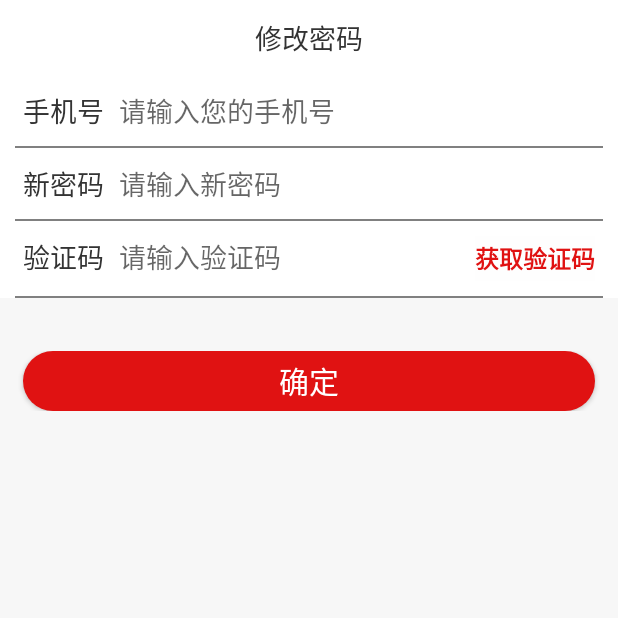
After one commit to FordGT40/DaidaHaiProject, an Android app: the FindPswActivity screen opened directly, with no data from a screen before it, on a phone screen of 412 x 824 dp, the top half of it. The commit adds this screen. Run offline under Robolectric (Android 15) with nearby library versions, the phone set to English and light mode, and no system bars; our stand-ins replace ButterKnife; libraries missing offline, so code that uses them is left out: com.lzy.okgo.

Commit message:
找回密码页面部分，除了注册接口raw不通之外都可以了

```diff
--- a/app/src/main/java/com/wisdom/project/AppApplication.kt
+++ b/app/src/main/java/com/wisdom/project/AppApplication.kt
@@ -1,6 +1,5 @@
 package com.wisdom
 
-import android.annotation.SuppressLint
 import android.app.Application
 import android.app.NotificationManager
 import android.content.Context
@@ -16,8 +15,6 @@ import com.wisdom.project.R
 import com.wisdom.project.login.model.LoginModel
 import com.wisdom.project.util.SharedPreferenceUtil
 import com.wisdom.project.util.ToastUtil
-import okhttp3.internal.Internal
-import okhttp3.internal.Internal.instance
 import java.util.logging.Level
 
 /**
@@ -39,7 +36,6 @@ class AppApplication : Application() {
         super.onCreate()
         context = this
         ToastUtil.init(this)
-        headers.put("content-type", "application/octet-stream")
         OkGo.init(this)
         instance = this
         okgoInit()
--- a/app/src/main/java/com/wisdom/project/ConstantUrl.kt
+++ b/app/src/main/java/com/wisdom/project/ConstantUrl.kt
@@ -13,4 +13,5 @@ object ConstantUrl {
     val REGISTER_URL="customer/register"//注册
     val GET_VALIDATE_CODE_URL="customer/getCaptcha"//获取验证码
     val LOGIN_URL="customer/login"//登录
+    val RESET_PSW_URL="customer/modifyPassword"//修改密码
 }
--- a/app/src/main/java/com/wisdom/project/login/activity/RegisterActivity.kt
+++ b/app/src/main/java/com/wisdom/project/login/activity/RegisterActivity.kt
@@ -105,6 +105,7 @@ class RegisterActivity : BaseActivity(), View.OnClickListener {
         )
         val strParams = Gson().toJson(loginSubmitClass)
         println(TAG + "strParams:" + strParams)
+//        val testParam="{\"nikeName\":\"茶话会\",\"captcha\":\"1234\",\"code\":\"hhhg\",\"mobile\":\"13155555555\",\"password\":\"vvvvvv\"}"
         //参数json拼接完毕，访问接口  "\""+strParams+"\""
         HttpUtil.httpPostWithoutBaseString(ConstantUrl.REGISTER_URL, strParams, object : StringCallback() {
             override fun onSuccess(t: String?, call: Call?, response: Response?) {
--- a/app/src/main/java/com/wisdom/project/util/http_util/HttpUtil.java
+++ b/app/src/main/java/com/wisdom/project/util/http_util/HttpUtil.java
@@ -125,7 +125,7 @@ public class HttpUtil {
         Log.i(TAG, "httpPostWithoutBaseString: " + params);
         OkGo.post(getAbsolteUrl(url))
                 .cacheMode(CacheMode.DEFAULT)
-                .upString(params)
+                .upJson(params)
                 .execute(callback);
     }
 //     .headers("Content-type", "application/json")
--- /dev/null
+++ b/app/src/main/res/layout/activity_find_psw.xml
@@ -0,0 +1,172 @@
+<?xml version="1.0" encoding="utf-8"?>
+<LinearLayout
+        xmlns:android="http://schemas.android.com/apk/res/android"
+        android:orientation="vertical"
+        android:layout_width="match_parent"
+        android:background="#f7f7f7"
+        android:layout_height="match_parent">
+
+    <include layout="@layout/head_title_bar"/>
+
+
+    <LinearLayout
+            android:background="@color/white"
+            android:layout_width="match_parent"
+            android:layout_height="wrap_content"
+            android:orientation="vertical"
+            >
+
+        <RelativeLayout
+                android:paddingLeft="@dimen/distance_15dp"
+                android:paddingRight="@dimen/distance_15dp"
+                android:paddingTop="@dimen/distance_10dp"
+                android:layout_width="match_parent"
+                android:layout_height="wrap_content">
+
+            <TextView
+                    android:id="@+id/find_psw_phone_text"
+                    android:textColor="@color/textcolor"
+                    android:layout_width="wrap_content"
+                    android:layout_height="wrap_content"
+                    android:textSize="@dimen/font_size_18sp"
+                    android:text="@string/find_psw_phone"
+                    />
+
+            <EditText
+                    android:layout_width="match_parent"
+                    android:layout_height="wrap_content"
+                    android:textSize="@dimen/font_size_18sp"
+                    android:hint="@string/find_psw_phone_hint"
+                    android:id="@+id/find_psw_phone"
+                    android:background="@null"
+                    android:inputType="phone"
+                    android:layout_marginLeft="@dimen/distance_10dp"
+                    android:layout_toRightOf="@+id/find_psw_phone_text"
+                    />
+        </RelativeLayout>
+
+        <LinearLayout
+                android:layout_marginLeft="@dimen/distance_10dp"
+                android:layout_marginRight="@dimen/distance_10dp"
+                android:layout_width="match_parent"
+                android:layout_height="1dp"
+                android:layout_marginTop="@dimen/distance_10dp"
+                android:background="@color/gray"
+                />
+
+        <RelativeLayout
+                android:paddingLeft="@dimen/distance_15dp"
+                android:paddingRight="@dimen/distance_15dp"
+                android:paddingTop="@dimen/distance_10dp"
+                android:layout_width="match_parent"
+                android:layout_height="wrap_content">
+
+            <TextView
+                    android:id="@+id/find_psw_new_psw_text"
+                    android:textColor="@color/textcolor"
+                    android:layout_width="wrap_content"
+                    android:layout_height="wrap_content"
+                    android:textSize="@dimen/font_size_18sp"
+                    android:text="@string/find_psw_new_psw"
+                    />
+
+            <EditText
+                    android:layout_width="match_parent"
+                    android:layout_height="wrap_content"
+                    android:textSize="@dimen/font_size_18sp"
+                    android:hint="@string/find_psw_new_psw_hint"
+                    android:id="@+id/find_psw_new_psw"
+                    android:background="@null"
+                    android:layout_marginLeft="@dimen/distance_10dp"
+                    android:layout_toRightOf="@+id/find_psw_new_psw_text"
+                    />
+        </RelativeLayout>
+
+        <LinearLayout
+                android:layout_marginLeft="@dimen/distance_10dp"
+                android:layout_marginRight="@dimen/distance_10dp"
+                android:layout_width="match_parent"
+                android:layout_height="1dp"
+                android:layout_marginTop="@dimen/distance_10dp"
+                android:background="@color/gray"
+                />
+
+        <RelativeLayout
+                android:paddingLeft="@dimen/distance_15dp"
+                android:paddingRight="@dimen/distance_15dp"
+                android:paddingTop="@dimen/distance_10dp"
+                android:layout_width="match_parent"
+                android:layout_height="wrap_content">
+
+            <TextView
+                    android:id="@+id/find_psw_validate_code_text"
+                    android:textColor="@color/textcolor"
+                    android:layout_width="wrap_content"
+                    android:layout_height="wrap_content"
+                    android:textSize="@dimen/font_size_18sp"
+                    android:text="@string/find_psw_validate_code"
+                    />
+
+            <EditText
+                    android:layout_marginRight="@dimen/distance_10dp"
+                    android:layout_width="match_parent"
+                    android:layout_height="wrap_content"
+                    android:textSize="@dimen/font_size_18sp"
+                    android:hint="@string/find_psw_validate_code_hint"
+                    android:id="@+id/find_psw_validate_code"
+                    android:background="@null"
+                    android:layout_toLeftOf="@+id/tv_get_code"
+                    android:layout_marginLeft="@dimen/distance_10dp"
+                    android:layout_toRightOf="@+id/find_psw_validate_code_text"
+                    />
+
+            <com.wisdom.project.weight.CountDownButton
+                    android:id="@+id/btn_find_psw_get_code"
+                    android:layout_width="wrap_content"
+                    android:layout_height="@dimen/distance_30dp"
+                    android:text="@string/find_psw_get_code"
+                    android:textColor="@color/base_red"
+                    android:textSize="@dimen/font_size_16sp"
+                    android:background="@color/translucent"
+                    android:textStyle="bold"
+                    android:layout_alignParentRight="true"
+
+                    />
+        </RelativeLayout>
+
+        <LinearLayout
+                android:layout_marginLeft="@dimen/distance_10dp"
+                android:layout_marginRight="@dimen/distance_10dp"
+                android:layout_width="match_parent"
+                android:layout_height="1dp"
+                android:layout_marginTop="@dimen/distance_10dp"
+                android:background="@color/gray"
+                />
+
+
+
+
+    </LinearLayout>
+    <RelativeLayout
+            android:layout_width="match_parent"
+            android:layout_height="wrap_content"
+            android:layout_marginTop="@dimen/distance_35dp"
+            >
+
+        <Button
+                android:id="@+id/btn_find_psw_confirm"
+                android:textSize="@dimen/font_size_20sp"
+                android:layout_width="match_parent"
+                android:layout_height="@dimen/distance_40dp"
+                android:text="@string/find_psw_confirm"
+                android:background="@drawable/shape_btn_circle_corner_red"
+                android:textColor="@color/white"
+                android:layout_marginLeft="@dimen/distance_15dp"
+                android:layout_marginRight="@dimen/distance_15dp"
+                android:layout_centerInParent="true"
+                />
+
+
+    </RelativeLayout>
+
+</LinearLayout>
--- a/app/src/main/res/layout/activity_login.xml
+++ b/app/src/main/res/layout/activity_login.xml
@@ -51,7 +51,7 @@
                     />
 
             <EditText
-                    android:inputType="number"
+                    android:inputType="phone"
                     android:layout_marginRight="@dimen/distance_5dp"
                     android:layout_width="match_parent"
                     android:layout_height="wrap_content"
@@ -178,11 +178,11 @@
                     android:layout_weight="1">
 
                 <TextView
+                        android:id="@+id/tv_login_fast_register"
                         android:layout_width="wrap_content"
                         android:layout_height="wrap_content"
                         android:textColor="@color/base_red"
                         android:text="@string/login_fast_register"
-                        android:id="@+id/tv_login_fast_register"
                         android:textSize="@dimen/font_size_16sp"
                         />
             </LinearLayout>
@@ -195,6 +195,7 @@
 
                 <TextView
                         android:text="@string/login_find_psw"
+                        android:id="@+id/tv_login_find_psw"
                         android:layout_width="wrap_content"
                         android:layout_height="wrap_content"
                         android:textColor="@color/base_red"
--- a/app/src/main/res/layout/activity_register.xml
+++ b/app/src/main/res/layout/activity_register.xml
@@ -94,7 +94,7 @@
                     android:hint="@string/register_phone_hint"
                     android:id="@+id/register_phone"
                     android:background="@null"
-                    android:inputType="number"
+                    android:inputType="phone"
                     android:layout_marginLeft="@dimen/distance_10dp"
                     android:layout_toRightOf="@+id/register_phone_text"
             />
--- a/app/src/main/res/values/strings.xml
+++ b/app/src/main/res/values/strings.xml
@@ -37,4 +37,18 @@
     <string name="login_psw_hint">请输入6-18位密码</string>
     <string name="login_fast_register">快速注册</string>
     <string name="login_find_psw">找回密码</string>
+    <!--找回密码-->
+    <string name="find_psw_title">修改密码</string>
+    <string name="find_psw_phone">手机号</string>
+    <string name="find_psw_phone_hint">请输入您的手机号</string>
+    <string name="find_psw_phone_hint2">您输入的手机号有误，请重试</string>
+    <string name="find_psw_validate_code">验证码</string>
+    <string name="find_psw_validate_code_hint">请输入验证码</string>
+    <string name="find_psw_new_psw">新密码</string>
+    <string name="find_psw_new_psw_hint">请输入新密码</string>
+    <string name="find_psw_new_psw_hint2">密码为6-18位，请重试</string>
+    <string name="find_psw_get_code">获取验证码</string>
+    <string name="find_psw_confirm">确定</string>
+    <string name="find_psw_succeed">修改成功</string>
+    <string name="find_psw_fail">修改失败</string>
 </resources>
```
Also changed, not shown: app/src/main/AndroidManifest.xml (+8 -1 lines), app/src/main/java/com/wisdom/project/login/activity/FindPswActivity.kt (added, +164 -0 lines), app/src/main/java/com/wisdom/project/login/activity/LoginActivity.kt (+7 -2 lines), app/src/main/java/com/wisdom/project/login/model/ResetPswModel.kt (added, +17 -0 lines).
